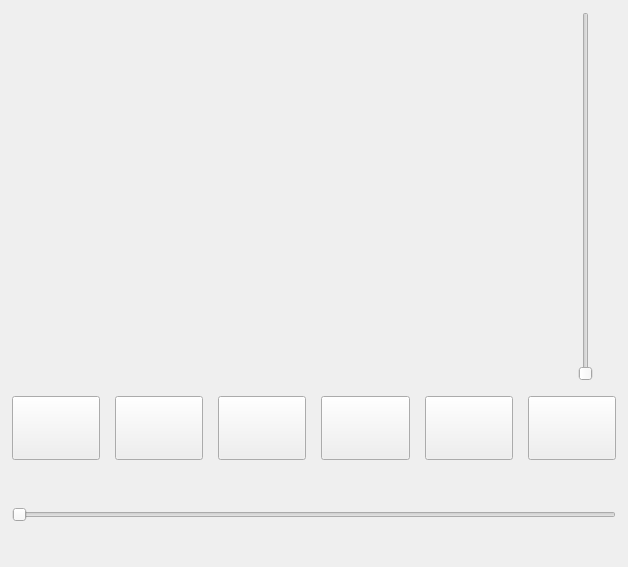
The window that resources/forms/colorPickerPalette.ui (iStifix/OpenBoard) describes before a commit, drawn with Qt 5.
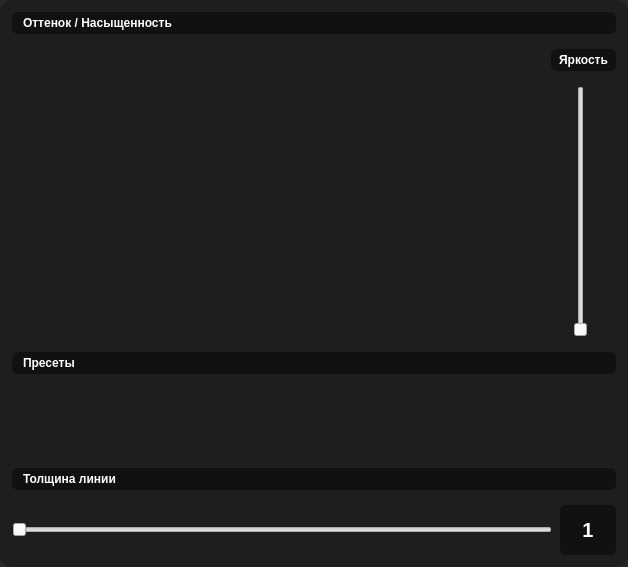
The same window after the commit. Custom widgets are drawn as their Qt base class.

Commit message: ui migration for dektop-mode, palette fix

What changed in the file:
```diff
--- a/resources/forms/colorPickerPalette.ui
+++ b/resources/forms/colorPickerPalette.ui
@@ -11,7 +11,14 @@
    </rect>
   </property>
   <property name="windowTitle">
-   <string>ColorPickerPalette</string>
+   <string>Палитра цветов</string>
+  </property>
+  <property name="styleSheet">
+   <string notr="true">QWidget#ColorPickerPalette{background:rgba(30,30,30,245); border-radius:12px;}
+QLabel{color:white; font-weight:600; background:rgba(0,0,0,110); border-radius:6px; padding:4px 8px;}
+QSlider{color:white;}
+QPushButton{border-radius:12px;}
+</string>
   </property>
   <layout class="QVBoxLayout" name="verticalLayout">
    <property name="spacing">
@@ -29,6 +36,13 @@
    <property name="bottomMargin">
     <number>12</number>
    </property>
+   <item>
+    <widget class="QLabel" name="labelPicker">
+     <property name="text">
+      <string>Оттенок / Насыщенность</string>
+     </property>
+    </widget>
+   </item>
    <item>
     <layout class="QHBoxLayout" name="wheelLayout">
      <property name="spacing">
@@ -45,6 +59,24 @@
       </widget>
      </item>
      <item>
+      <layout class="QVBoxLayout" name="verticalLayout_brightness">
+       <property name="leftMargin">
+        <number>0</number>
+       </property>
+       <property name="rightMargin">
+        <number>0</number>
+       </property>
+       <item>
+        <widget class="QLabel" name="labelBrightness">
+         <property name="text">
+          <string>Яркость</string>
+         </property>
+         <property name="alignment">
+          <set>Qt::AlignHCenter|Qt::AlignVCenter</set>
+         </property>
+        </widget>
+       </item>
+       <item>
       <widget class="QSlider" name="brightnessSlider">
        <property name="minimumSize">
         <size>
@@ -59,6 +91,15 @@
      </item>
     </layout>
    </item>
+    </layout>
+   </item>
+   <item>
+    <widget class="QLabel" name="labelPresets">
+     <property name="text">
+      <string>Пресеты</string>
+     </property>
+    </widget>
+   </item>
    <item>
     <layout class="QHBoxLayout" name="presetLayout">
      <property name="spacing">
@@ -127,17 +168,50 @@
     </layout>
    </item>
    <item>
+    <widget class="QLabel" name="labelSize">
+     <property name="text">
+      <string>Толщина линии</string>
+     </property>
+    </widget>
+   </item>
+   <item>
+    <layout class="QHBoxLayout" name="horizontalLayout_width">
+     <property name="spacing">
+      <number>8</number>
+     </property>
+     <item>
     <widget class="QSlider" name="widthSlider">
      <property name="minimumSize">
       <size>
-       <width>200</width>
-       <height>80</height>
+         <width>180</width>
+         <height>50</height>
       </size>
      </property>
      <property name="orientation">
       <enum>Qt::Orientation::Horizontal</enum>
      </property>
     </widget>
+     </item>
+     <item>
+      <widget class="QLabel" name="strokePreview">
+       <property name="minimumSize">
+        <size>
+         <width>56</width>
+         <height>36</height>
+        </size>
+       </property>
+       <property name="styleSheet">
+        <string notr="true">QLabel#strokePreview{ color:white; font-weight:600; font-size:20px; }</string>
+       </property>
+       <property name="alignment">
+        <set>Qt::AlignHCenter|Qt::AlignVCenter</set>
+       </property>
+       <property name="text">
+        <string>1</string>
+       </property>
+      </widget>
+     </item>
+    </layout>
    </item>
   </layout>
  </widget>
```
Lines whose indentation alone changed are shown as unchanged. The commit also changes 43 other files.
